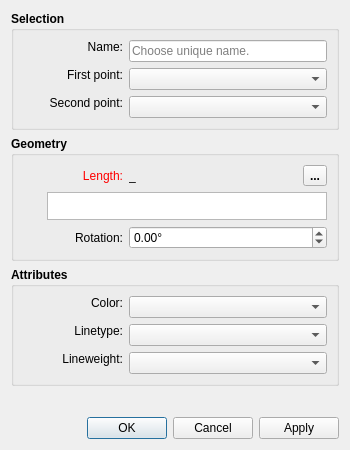
Qt form src/libs/vtools/dialogs/tools/dialognormal.ui (FashionFreedom/Seamly2D) before a commit.
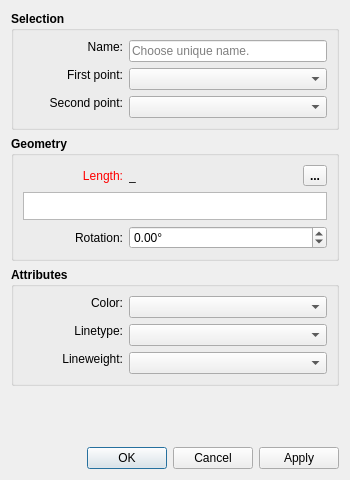
The same form after that commit. Icons and pictures are not drawn. Custom widgets are drawn as their Qt base class.

```diff
--- a/src/libs/vtools/dialogs/tools/dialognormal.ui
+++ b/src/libs/vtools/dialogs/tools/dialognormal.ui
@@ -7,13 +7,13 @@
     <x>0</x>
     <y>0</y>
     <width>350</width>
-    <height>450</height>
+    <height>480</height>
    </rect>
   </property>
   <property name="minimumSize">
    <size>
     <width>275</width>
-    <height>0</height>
+    <height>480</height>
    </size>
   </property>
   <property name="font">
@@ -55,15 +55,7 @@
      <property name="title">
       <string>Selection</string>
      </property>
-     <layout class="QVBoxLayout" name="verticalLayout">
-      <item>
        <layout class="QFormLayout" name="formLayout">
-        <property name="fieldGrowthPolicy">
-         <enum>QFormLayout::ExpandingFieldsGrow</enum>
-        </property>
-        <property name="labelAlignment">
-         <set>Qt::AlignRight|Qt::AlignTrailing|Qt::AlignVCenter</set>
-        </property>
         <item row="0" column="0">
          <widget class="QLabel" name="labelEditNamePoint">
           <property name="sizePolicy">
@@ -221,8 +213,6 @@
          </widget>
         </item>
        </layout>
-      </item>
-     </layout>
     </widget>
    </item>
    <item>
@@ -242,7 +232,7 @@
      <property name="title">
       <string>Geometry</string>
      </property>
-     <layout class="QVBoxLayout" name="verticalLayout_3">
+     <layout class="QVBoxLayout" name="verticalLayout">
       <item>
        <layout class="QHBoxLayout" name="horizontalLayout">
         <item alignment="Qt::AlignLeft">
@@ -374,44 +364,7 @@
        </layout>
       </item>
       <item>
-       <layout class="QHBoxLayout" name="horizontalLayout_formula">
-        <item>
-         <widget class="QPushButton" name="pushButtonGrowLength">
-          <property name="maximumSize">
-           <size>
-            <width>18</width>
-            <height>18</height>
-           </size>
-          </property>
-          <property name="sizeIncrement">
-           <size>
-            <width>0</width>
-            <height>0</height>
-           </size>
-          </property>
-          <property name="toolTip">
-           <string>&lt;html&gt;&lt;head/&gt;&lt;body&gt;&lt;p&gt;Show full calculation in message box&lt;/p&gt;&lt;/body&gt;&lt;/html&gt;</string>
-          </property>
-          <property name="text">
-           <string notr="true"/>
-          </property>
-          <property name="icon">
-           <iconset theme="go-down">
-            <normaloff>.</normaloff>.</iconset>
-          </property>
-          <property name="iconSize">
-           <size>
-            <width>16</width>
-            <height>16</height>
-           </size>
-          </property>
-          <property name="flat">
-           <bool>true</bool>
-          </property>
-         </widget>
-        </item>
-        <item>
-         <widget class="QPlainTextEdit" name="plainTextEditFormula">
+       <widget class="ExpandingTextEdit" name="plainTextEditFormula">
           <property name="sizePolicy">
            <sizepolicy hsizetype="Expanding" vsizetype="Preferred">
             <horstretch>0</horstretch>
@@ -438,8 +391,6 @@
           </property>
          </widget>
         </item>
-       </layout>
-      </item>
       <item>
        <layout class="QHBoxLayout" name="horizontalLayout_2">
         <item>
@@ -535,15 +486,7 @@
      <property name="title">
       <string>Attributes</string>
      </property>
-     <layout class="QVBoxLayout" name="verticalLayout_4">
-      <item>
        <layout class="QFormLayout" name="formLayout_2">
-        <property name="fieldGrowthPolicy">
-         <enum>QFormLayout::ExpandingFieldsGrow</enum>
-        </property>
-        <property name="labelAlignment">
-         <set>Qt::AlignRight|Qt::AlignTrailing|Qt::AlignVCenter</set>
-        </property>
         <item row="0" column="0">
          <widget class="QLabel" name="lineColor_Label">
           <property name="sizePolicy">
@@ -719,8 +662,6 @@
          </widget>
         </item>
        </layout>
-      </item>
-     </layout>
     </widget>
    </item>
    <item>
@@ -764,6 +705,11 @@
    <extends>QComboBox</extends>
    <header location="global">lineweight_combobox.h</header>
   </customwidget>
+  <customwidget>
+   <class>ExpandingTextEdit</class>
+   <extends>QPlainTextEdit</extends>
+   <header>expandingtextedit.h</header>
+  </customwidget>
  </customwidgets>
  <tabstops>
   <tabstop>plainTextEditFormula</tabstop>
```
Left out of the diff: 13 changed lines with no effect on the pictures. Lines whose indentation alone changed are shown as unchanged.
